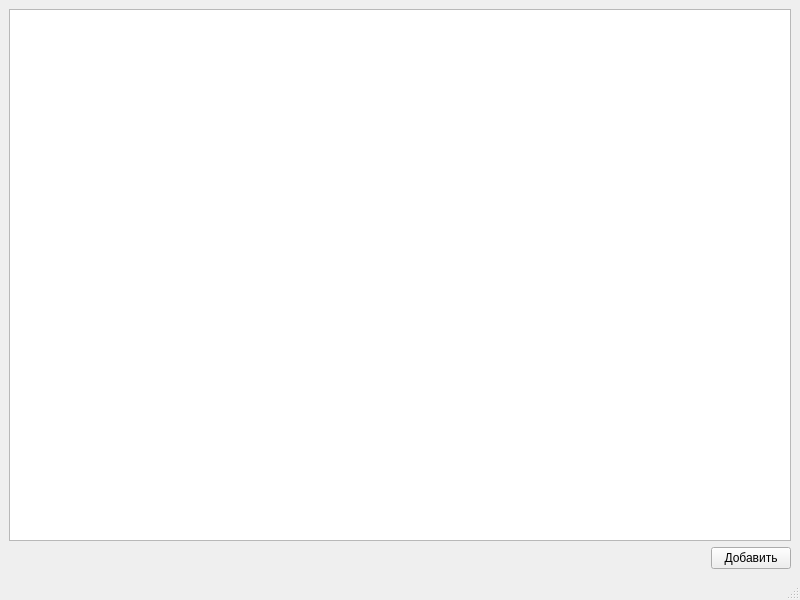
Qt form form.ui (shekshuev/pyside-events-schedule) before a commit.
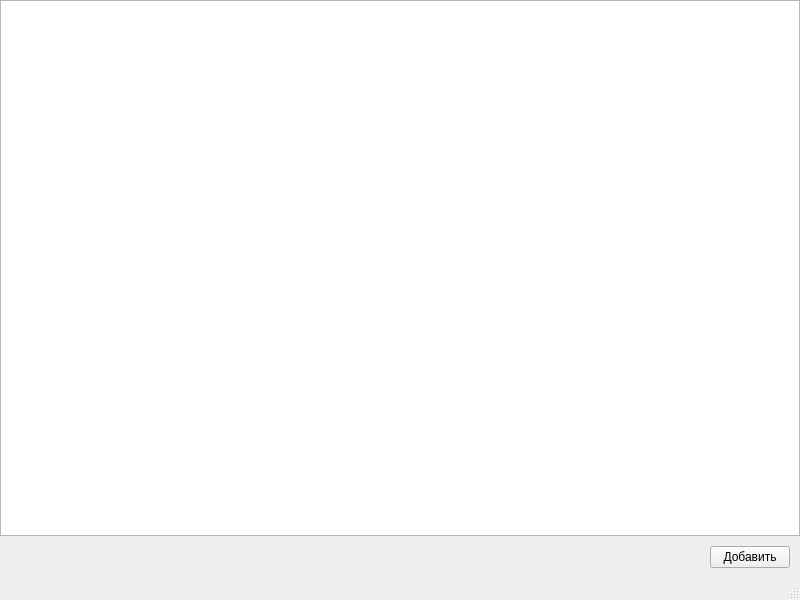
The same form after that commit.

```diff
--- a/form.ui
+++ b/form.ui
@@ -15,6 +15,21 @@
   </property>
   <widget class="QWidget" name="centralwidget">
    <layout class="QVBoxLayout" name="verticalLayout_2">
+    <property name="spacing">
+     <number>0</number>
+    </property>
+    <property name="leftMargin">
+     <number>0</number>
+    </property>
+    <property name="topMargin">
+     <number>0</number>
+    </property>
+    <property name="rightMargin">
+     <number>0</number>
+    </property>
+    <property name="bottomMargin">
+     <number>0</number>
+    </property>
     <item>
      <layout class="QVBoxLayout" name="verticalLayout">
       <item>
@@ -29,12 +44,24 @@
          <enum>QAbstractItemView::ScrollPerPixel</enum>
         </property>
         <property name="spacing">
-         <number>20</number>
+         <number>10</number>
         </property>
        </widget>
       </item>
       <item>
        <layout class="QHBoxLayout" name="horizontalLayout">
+        <property name="leftMargin">
+         <number>10</number>
+        </property>
+        <property name="topMargin">
+         <number>10</number>
+        </property>
+        <property name="rightMargin">
+         <number>10</number>
+        </property>
+        <property name="bottomMargin">
+         <number>10</number>
+        </property>
         <item>
          <spacer name="horizontalSpacer">
           <property name="orientation">
```
